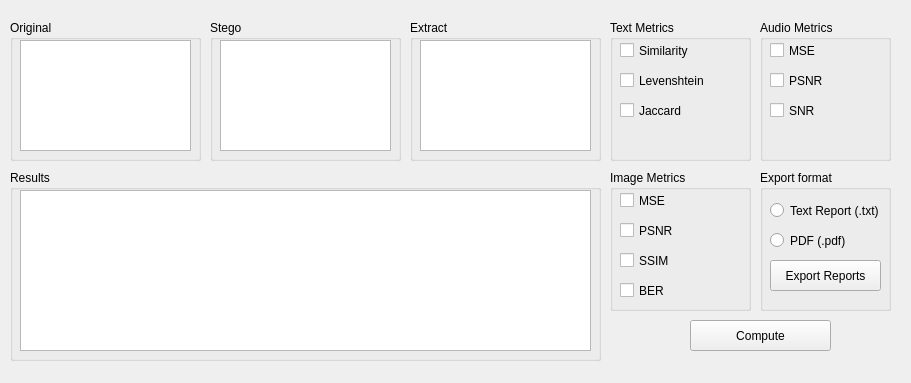
This is form.ui in umitkrkmz/StegoTester as Qt 5 draws it before an edit. The edited form follows.
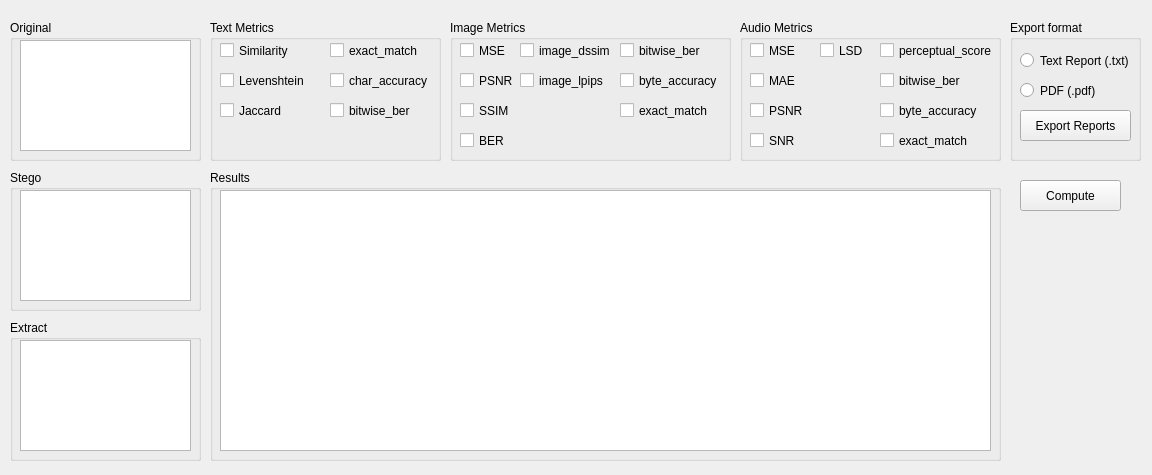
This is the edited form. Custom widgets are drawn as their Qt base class.

What changed in the file:
```diff
--- a/form.ui
+++ b/form.ui
@@ -6,8 +6,8 @@
    <rect>
     <x>0</x>
     <y>0</y>
-    <width>911</width>
-    <height>383</height>
+    <width>1152</width>
+    <height>475</height>
    </rect>
   </property>
   <property name="windowTitle">
@@ -43,8 +43,8 @@
    <widget class="QGroupBox" name="grb_extract">
     <property name="geometry">
      <rect>
-      <x>410</x>
-      <y>20</y>
+      <x>10</x>
+      <y>320</y>
       <width>191</width>
       <height>141</height>
      </rect>
@@ -66,8 +66,8 @@
    <widget class="QGroupBox" name="grb_stego">
     <property name="geometry">
      <rect>
-      <x>210</x>
-      <y>20</y>
+      <x>10</x>
+      <y>170</y>
       <width>191</width>
       <height>141</height>
      </rect>
@@ -89,9 +89,9 @@
    <widget class="QGroupBox" name="grb_audio_metrics">
     <property name="geometry">
      <rect>
-      <x>760</x>
+      <x>740</x>
       <y>20</y>
-      <width>131</width>
+      <width>261</width>
       <height>141</height>
      </rect>
     </property>
@@ -115,7 +115,7 @@
      <property name="geometry">
       <rect>
        <x>10</x>
-       <y>50</y>
+       <y>80</y>
        <width>81</width>
        <height>21</height>
       </rect>
@@ -128,7 +128,7 @@
      <property name="geometry">
       <rect>
        <x>10</x>
-       <y>80</y>
+       <y>110</y>
        <width>81</width>
        <height>21</height>
       </rect>
@@ -137,13 +137,91 @@
       <string>SNR</string>
      </property>
     </widget>
+    <widget class="QCheckBox" name="chk_audio_mae">
+     <property name="geometry">
+      <rect>
+       <x>10</x>
+       <y>50</y>
+       <width>81</width>
+       <height>21</height>
+      </rect>
+     </property>
+     <property name="text">
+      <string>MAE</string>
+     </property>
+    </widget>
+    <widget class="QCheckBox" name="chk_audio_lsd">
+     <property name="geometry">
+      <rect>
+       <x>80</x>
+       <y>20</y>
+       <width>81</width>
+       <height>21</height>
+      </rect>
+     </property>
+     <property name="text">
+      <string>LSD</string>
+     </property>
+    </widget>
+    <widget class="QCheckBox" name="chk_audio_perceptual_score">
+     <property name="geometry">
+      <rect>
+       <x>140</x>
+       <y>20</y>
+       <width>121</width>
+       <height>21</height>
+      </rect>
+     </property>
+     <property name="text">
+      <string>perceptual_score</string>
+     </property>
+    </widget>
+    <widget class="QCheckBox" name="chk_audio_bitwise_ber">
+     <property name="geometry">
+      <rect>
+       <x>140</x>
+       <y>50</y>
+       <width>121</width>
+       <height>21</height>
+      </rect>
+     </property>
+     <property name="text">
+      <string>bitwise_ber</string>
+     </property>
+    </widget>
+    <widget class="QCheckBox" name="chk_audio_byte_accuracy">
+     <property name="geometry">
+      <rect>
+       <x>140</x>
+       <y>80</y>
+       <width>121</width>
+       <height>21</height>
+      </rect>
+     </property>
+     <property name="text">
+      <string>byte_accuracy</string>
+     </property>
+    </widget>
+    <widget class="QCheckBox" name="chk_audio_exact_match">
+     <property name="geometry">
+      <rect>
+       <x>140</x>
+       <y>110</y>
+       <width>121</width>
+       <height>21</height>
+      </rect>
+     </property>
+     <property name="text">
+      <string>exact_match</string>
+     </property>
+    </widget>
    </widget>
    <widget class="QGroupBox" name="grb_text_metrics">
     <property name="geometry">
      <rect>
-      <x>610</x>
+      <x>210</x>
       <y>20</y>
-      <width>141</width>
+      <width>231</width>
       <height>141</height>
      </rect>
     </property>
@@ -189,13 +267,52 @@
       <string>Jaccard</string>
      </property>
     </widget>
+    <widget class="QCheckBox" name="chk_text_exact_match">
+     <property name="geometry">
+      <rect>
+       <x>120</x>
+       <y>20</y>
+       <width>91</width>
+       <height>21</height>
+      </rect>
+     </property>
+     <property name="text">
+      <string>exact_match</string>
+     </property>
+    </widget>
+    <widget class="QCheckBox" name="chk_text_char_accuracy">
+     <property name="geometry">
+      <rect>
+       <x>120</x>
+       <y>50</y>
+       <width>101</width>
+       <height>21</height>
+      </rect>
+     </property>
+     <property name="text">
+      <string>char_accuracy</string>
+     </property>
+    </widget>
+    <widget class="QCheckBox" name="chk_text_bitwise_ber">
+     <property name="geometry">
+      <rect>
+       <x>120</x>
+       <y>80</y>
+       <width>81</width>
+       <height>21</height>
+      </rect>
+     </property>
+     <property name="text">
+      <string>bitwise_ber</string>
+     </property>
+    </widget>
    </widget>
    <widget class="QGroupBox" name="grb_image_metrics">
     <property name="geometry">
      <rect>
-      <x>610</x>
-      <y>170</y>
-      <width>141</width>
+      <x>450</x>
+      <y>20</y>
+      <width>281</width>
       <height>141</height>
      </rect>
     </property>
@@ -254,12 +371,77 @@
       <string>BER</string>
      </property>
     </widget>
+    <widget class="QCheckBox" name="chk_image_dssim">
+     <property name="geometry">
+      <rect>
+       <x>70</x>
+       <y>20</y>
+       <width>91</width>
+       <height>21</height>
+      </rect>
+     </property>
+     <property name="text">
+      <string>image_dssim</string>
+     </property>
+    </widget>
+    <widget class="QCheckBox" name="chk_image_lpips">
+     <property name="geometry">
+      <rect>
+       <x>70</x>
+       <y>50</y>
+       <width>91</width>
+       <height>21</height>
+      </rect>
+     </property>
+     <property name="text">
+      <string>image_lpips</string>
+     </property>
+    </widget>
+    <widget class="QCheckBox" name="chk_image_bitwise_ber">
+     <property name="geometry">
+      <rect>
+       <x>170</x>
+       <y>20</y>
+       <width>81</width>
+       <height>21</height>
+      </rect>
+     </property>
+     <property name="text">
+      <string>bitwise_ber</string>
+     </property>
+    </widget>
+    <widget class="QCheckBox" name="chk_image_byte_accuracy">
+     <property name="geometry">
+      <rect>
+       <x>170</x>
+       <y>50</y>
+       <width>101</width>
+       <height>21</height>
+      </rect>
+     </property>
+     <property name="text">
+      <string>byte_accuracy</string>
+     </property>
+    </widget>
+    <widget class="QCheckBox" name="chk_image_exact_match">
+     <property name="geometry">
+      <rect>
+       <x>170</x>
+       <y>80</y>
+       <width>91</width>
+       <height>21</height>
+      </rect>
+     </property>
+     <property name="text">
+      <string>exact_match</string>
+     </property>
+    </widget>
    </widget>
    <widget class="QGroupBox" name="grb_export_format">
     <property name="geometry">
      <rect>
-      <x>760</x>
-      <y>170</y>
+      <x>1010</x>
+      <y>20</y>
       <width>131</width>
       <height>141</height>
      </rect>
@@ -310,10 +492,10 @@
    <widget class="QGroupBox" name="grb_results">
     <property name="geometry">
      <rect>
-      <x>10</x>
+      <x>210</x>
       <y>170</y>
-      <width>591</width>
-      <height>191</height>
+      <width>791</width>
+      <height>291</height>
      </rect>
     </property>
     <property name="title">
@@ -324,8 +506,8 @@
       <rect>
        <x>10</x>
        <y>20</y>
-       <width>571</width>
-       <height>161</height>
+       <width>771</width>
+       <height>261</height>
       </rect>
      </property>
     </widget>
@@ -333,9 +515,9 @@
    <widget class="QPushButton" name="btn_compute">
     <property name="geometry">
      <rect>
-      <x>690</x>
-      <y>320</y>
-      <width>141</width>
+      <x>1020</x>
+      <y>180</y>
+      <width>101</width>
       <height>31</height>
      </rect>
     </property>
```
